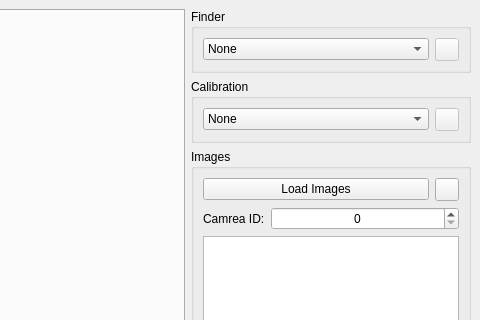
Before: the Qt Designer form app/ui/IrisCC.ui in xalpha/iris, drawn with Qt 5; both pictures show x 443 to 923 and y 0 to 320 of the 923 by 645 pixel window.
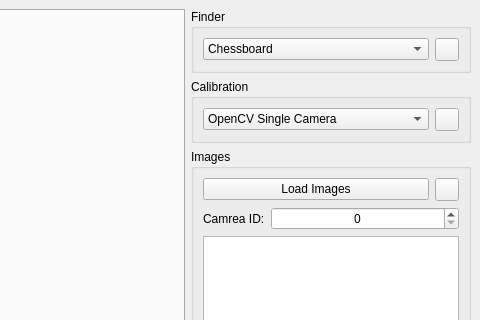
After: the same form once the commit is applied. Icons and pictures are not drawn. Custom widgets are drawn as their Qt base class.

What changed in the file:
```diff
--- a/app/ui/IrisCC.ui
+++ b/app/ui/IrisCC.ui
@@ -105,11 +105,6 @@
         <layout class="QHBoxLayout" name="horizontalLayout_11">
          <item>
           <widget class="QComboBox" name="select_finder">
-           <item>
-            <property name="text">
-             <string>None</string>
-            </property>
-           </item>
            <item>
             <property name="text">
              <string>Chessboard</string>
@@ -120,7 +115,7 @@
          <item>
           <widget class="QToolButton" name="configure_finder">
            <property name="enabled">
-            <bool>false</bool>
+            <bool>true</bool>
            </property>
            <property name="text">
             <string/>
@@ -142,11 +137,6 @@
         <layout class="QHBoxLayout" name="horizontalLayout_10">
          <item>
           <widget class="QComboBox" name="select_calibration">
-           <item>
-            <property name="text">
-             <string>None</string>
-            </property>
-           </item>
            <item>
             <property name="text">
              <string>OpenCV Single Camera</string>
@@ -162,7 +152,7 @@
          <item>
           <widget class="QToolButton" name="configure_calibration">
            <property name="enabled">
-            <bool>false</bool>
+            <bool>true</bool>
            </property>
            <property name="text">
             <string/>
```
